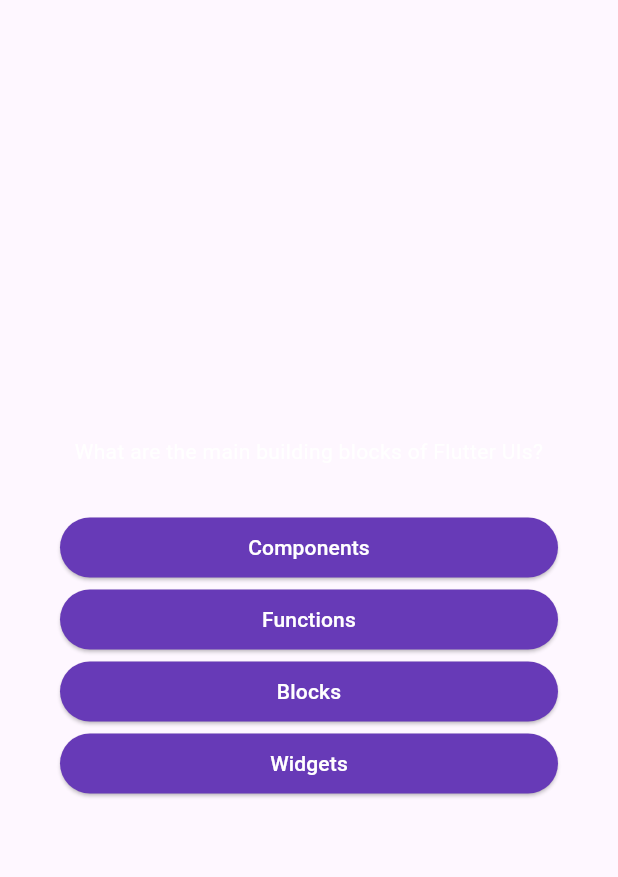
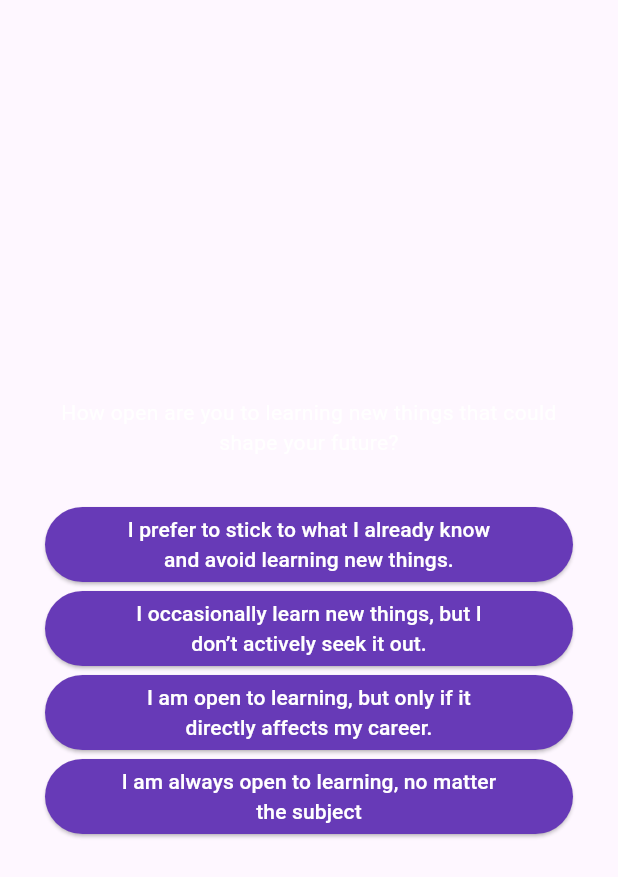
Before and after one commit to OGawu/Flutter-Career-Quest-Guide, a Flutter app: the QuestionsScreen widget shown alone on an empty page, opened directly with empty values, on a phone screen of 412 x 824 dp. Shown: the top 877 px of the screen. Run offline on Flutter 3.47's test engine with Material 3 defaults, Android fonts, the phone set to English and light mode, and no system bars.

Commit message:
modified questions

```diff
--- a/lib/answer_button.dart
+++ b/lib/answer_button.dart
@@ -15,9 +15,9 @@ class AnswerButton extends StatelessWidget {
         backgroundColor: Colors.deepPurple,
         foregroundColor: Colors.white,
         shape: RoundedRectangleBorder(
-          borderRadius: BorderRadius.circular(40),
+          borderRadius: BorderRadius.circular(45),
         ),
-        padding: const EdgeInsets.symmetric(vertical: 10, horizontal: 40),
+        padding: const EdgeInsets.symmetric(vertical: 5, horizontal: 49),
       ),
       child: Text(answerText, textAlign: TextAlign.center,),
     );
--- a/lib/data/questions.dart
+++ b/lib/data/questions.dart
@@ -2,52 +2,57 @@ import 'package:testing_app/models/quiz_questions.dart';
 
 const questions = [
   QuizQuestion(
-    'What are the main building blocks of Flutter UIs?',
-    ['Widgets', 'Components', 'Blocks', 'Functions'],
-  ),
-  QuizQuestion(
-    'How are Flutter UIs built?',
+    'How open are you to learning new things that could shape your future?',
     [
-      'By combining widgets in code',
-      'By combining widgets in a visual editor',
-      'By defining widgets in config files',
-      'By using XCode for iOS and Android Studio for Android'
+      'I am always open to learning, no matter the subject',
+      'I prefer to stick to what I already know and avoid learning new things.',
+      'I am open to learning, but only if it directly affects my career.',
+      'I occasionally learn new things, but I don’t actively seek it out.'
     ],
   ),
   QuizQuestion(
-    'What\'s the purpose of a Stateful Widget?',
+    'What goals are you currently shooting for, and how do they align with your values?',
     [
-      'Update UI as data changes',
-      'Update data as UI changes',
-      'Ignore data changes',
-      'Render UI that does not depend on data'
+      'I am focused on personal growth and improving my relationships.',
+      'My goals are mostly career-related, with little thought about my values.',
+      'I set goals without thinking about their alignment with my values.',
+      'I focus on material goals and success, ignoring my deeper values.'
     ],
   ),
   QuizQuestion(
-    'Which widget should you try to use more often: StatelessWidget or StatefulWidget?',
+    'How do you prioritize learning and growth in your personal and professional journey?',
     [
-      'StatelessWidget',
-      'StatefulWidget',
-      'Both are equally good',
-      'None of the above',
+      'I regularly set aside time for learning and development, both personally and professionally.',
+      'I focus mostly on learning in my professional field but don’t prioritize personal growth.',
+      'I rarely make time for learning and prefer to stay comfortable with what I already know.',
+      'I focus on learning only when I encounter challenges in my career.',
     ],
   ),
   QuizQuestion(
-    'What happens if you change data in a StatelessWidget?',
+    'In what areas of your life do you feel everything is working together to help you succeed?',
     [
-      'The UI is not updated',
-      'The UI is updated',
-      'The closest StatefulWidget is updated',
-      'Any nested StatefulWidgets are updated'
+      'I feel everything in my life is in sync when my work, health, and relationships are balanced.',
+      'I only feel successful in my career, while other areas are struggling.',
+      'I don’t feel anything is working together in my life right now.',
+      'Success only comes when I focus entirely on my personal life, ignoring career and health.',
     ],
   ),
   QuizQuestion(
-    'How should you update data inside of StatefulWidgets?',
+    'How do you define "convergence" in your life, and what would it look like for you to achieve it?',
     [
-      'By calling setState()',
-      'By calling updateData()',
-      'By calling updateUI()',
-      'By calling updateState()'
+      'Convergence means all aspects of my life (career, relationships, and personal growth) working together harmoniously.',
+      'Convergence is a distant goal that I don’t think about much.',
+      'Convergence is when I have a lot of success in one area of life and not worry about the rest.',
+      'Convergence is about focusing only on career achievements without considering other factors.',
+    ],
+  ),
+  QuizQuestion(
+    'What steps can you take to ensure that different aspects of your life support each other in reaching your full potential?',
+    [
+      'Prioritize time management to balance work, personal life, and self-improvement.',
+      'Focus only on career development and hope that everything else will fall into place.',
+      'Ignore personal relationships and focus solely on achieving career goals.',
+      'Pursue hobbies without considering how they might impact other parts of your life.',
     ],
   ),
 ];
--- a/lib/main.dart
+++ b/lib/main.dart
@@ -21,16 +21,15 @@ class _MyAppState extends State<MyApp> {
     );
   }
 }
+
 class FirstPage extends StatefulWidget {
   const FirstPage({super.key});
 
   @override
-  State<FirstPage> createState() => _FirstPagStateState();
+  State<FirstPage> createState() => _FirstPageState();
 }
 
-
-
-class _FirstPagStateState extends State<FirstPage> {
+class _FirstPageState extends State<FirstPage> {
   String buttonName = 'Start App';
   int currentIndex = 0;
 
@@ -43,8 +42,10 @@ class _FirstPagStateState extends State<FirstPage> {
         ),
         body: Center(
           child: Container(
-          height: double.infinity, // Ensures the container spans the full screen height
-          width: double.infinity, // Ensures the container spans the full screen width
+            height: double
+                .infinity, // Ensures the container spans the full screen height
+            width: double
+                .infinity, // Ensures the container spans the full screen width
             color: const Color.fromARGB(255, 14, 11, 53), // Background color
             child: Column(
               mainAxisAlignment: MainAxisAlignment.center,
@@ -52,7 +53,7 @@ class _FirstPagStateState extends State<FirstPage> {
               children: [
                 ClipOval(
                   child: Image.asset(
-                  'assets/images/this-logo.png',
+                    'assets/images/career_quest.jpg',
                     width: 250,
                     height: 250,
                     fit: BoxFit.cover, // Ensures the image fits nicely
@@ -63,11 +64,12 @@ class _FirstPagStateState extends State<FirstPage> {
                   onPressed: () {
                     Navigator.of(context).push(
                       MaterialPageRoute(
-                      builder: (BuildContext context) => const Quiz(), // Navigate to the Quiz screen
+                        builder: (BuildContext context) =>
+                            const Quiz(), // Navigate to the Quiz screen
                       ),
                     );
                     setState(() {
-                    buttonName = 'Start Apps'; // Update button text
+                      buttonName = 'Start The Quest'; // Update button text
                     });
                   },
                   child: Text(buttonName),
@@ -93,46 +95,9 @@ class _FirstPagStateState extends State<FirstPage> {
               currentIndex = index;
             });
           },
-        )
-    );
+        ));
   }
 }
-
-
-
-
-
-
-
-
-
-
-
-
-
-
-
-
-
-
-
-
-
-
-
-
-
-
-
-
-
-
-
-
-
-
-
-
 
 // class NextPage extends StatefulWidget {
 //   const NextPage({super.key});
--- a/lib/questions_screen.dart
+++ b/lib/questions_screen.dart
@@ -3,10 +3,11 @@ import 'package:testing_app/answer_button.dart';
 import 'package:testing_app/data/questions.dart';
 // import 'package:google_fonts/google_fonts.dart';
 
-
-
 class QuestionsScreen extends StatefulWidget {
-  const QuestionsScreen({super.key, required this.onSelectAnswer,});
+  const QuestionsScreen({
+    super.key,
+    required this.onSelectAnswer,
+  });
 
   final void Function(String answer) onSelectAnswer;
 
@@ -34,7 +35,7 @@ class _QuestionsScreenState extends State<QuestionsScreen> {
     return SizedBox(
       width: double.infinity,
       child: Container(
-        margin: const EdgeInsets.all(40),
+        margin: const EdgeInsets.all(30),
         child: Column(
           mainAxisAlignment: MainAxisAlignment.center,
           crossAxisAlignment: CrossAxisAlignment.stretch,
@@ -43,32 +44,21 @@ class _QuestionsScreenState extends State<QuestionsScreen> {
               currentQuestion.text,
               textAlign: TextAlign.center,
               style: const TextStyle(color: Colors.white),
-    // style: GoogleFonts.lato(
-    // color: Colors.white,
-    // fontSize: 24,
-    // fontWeight: FontWeight.bold,
-    // ),
             ),
-    const SizedBox(
-    height: 30,
-    ),
+            const SizedBox(height: 30),
             ...currentQuestion.getShuffledAnswers().map(
               (answer) {
-    return AnswerButton(
+                return Padding(
+                  padding: const EdgeInsets.symmetric(vertical: 3.0),
+                  child: AnswerButton(
                     answerText: answer,
                     onTap: () {
                       answerQuestion(answer);
                     },
+                  ),
                 );
               },
             ),
-
-
-            // AnswerButton(answerText: currentQuestion.answers[0], onTap: (){}),
-            // AnswerButton(answerText: currentQuestion.answers[1], onTap: (){}),
-            // AnswerButton(answerText: currentQuestion.answers[2], onTap: (){}),
-            // AnswerButton(answerText: currentQuestion.answers[3], onTap: (){}),
-            // AnswerButton(answerText: currentQuestion.answers[4], onTap: (){}),
           ],
         ),
       ),
--- a/lib/start_screen.dart
+++ b/lib/start_screen.dart
@@ -3,16 +3,20 @@ import 'package:flutter/material.dart';
 //import 'package:google_fonts/google_fonts.dart';
 
 class StartScreen extends StatelessWidget {
-  const StartScreen( this.startQuiz, {super.key});
+  const StartScreen(this.startQuiz, {super.key});
 
   final void Function() startQuiz;
 
   @override
   Widget build(context) {
     return Center(
-      child: Column(mainAxisSize: MainAxisSize.min, children: [
+      child: Column(
+        mainAxisSize: MainAxisSize.min,
+        children: [
           const Opacity(opacity: 0.6),
-        ClipOval(child: Image.asset('assets/images/this-logo.png',
+          ClipOval(
+            child: Image.asset(
+              'assets/images/this-logo.png',
               width: 250,
               height: 250,
               fit: BoxFit.cover,
@@ -20,12 +24,6 @@ class StartScreen extends StatelessWidget {
               //color: Colors.blue,
             ),
           ),
-
-        // Image.asset(
-        //     'assets/images/this-logo.png',
-        //   width: 250,
-        //   //color: Colors.grey,
-        // ),
           const SizedBox(
             height: 45,
           ),
@@ -36,17 +34,23 @@ class StartScreen extends StatelessWidget {
               fontSize: 20,
             ),
           ),
-
-        const SizedBox(
-          height: 15),
-        OutlinedButton.icon(onPressed: (){
+          const SizedBox(height: 45),
+          OutlinedButton.icon(
+            onPressed: () {
               startQuiz();
             },
-
             style: OutlinedButton.styleFrom(foregroundColor: Colors.black),
-          icon: const Icon(Icons.arrow_right_alt, color: Colors.white,),
-          label: const Text('Start App', style: TextStyle(color: Colors.white,fontSize: 28),),)
-      ],),
+            icon: const Icon(
+              Icons.arrow_right_alt,
+              color: Colors.white,
+            ),
+            label: const Text(
+              'Let\'s  Go!',
+              style: TextStyle(color: Colors.white, fontSize: 28),
+            ),
+          )
+        ],
+      ),
     );
   }
 }
--- a/pubspec.yaml
+++ b/pubspec.yaml
@@ -66,7 +66,7 @@ flutter:
   # To add assets to your application, add an assets section, like this:
   assets:
     - assets/images/this-logo.png
-  #   - images/a_dot_burr.jpeg
+    - assets/images/career_quest.jpg
   #   - images/a_dot_ham.jpeg
 
   # An image asset can refer to one or more resolution-specific "variants", see
```
Also changed, not shown: assets/images/career_quest.jpg (added). Lines whose indentation alone changed are shown as unchanged.
